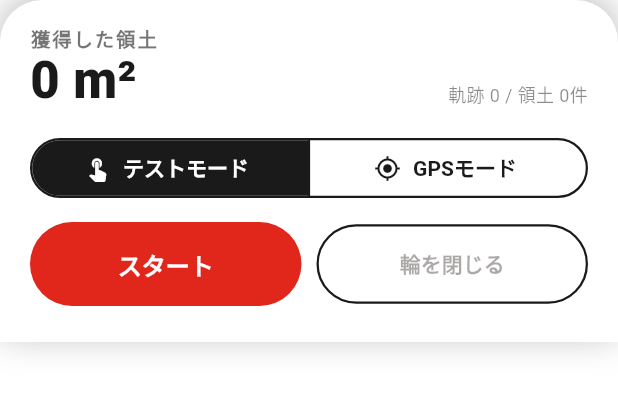
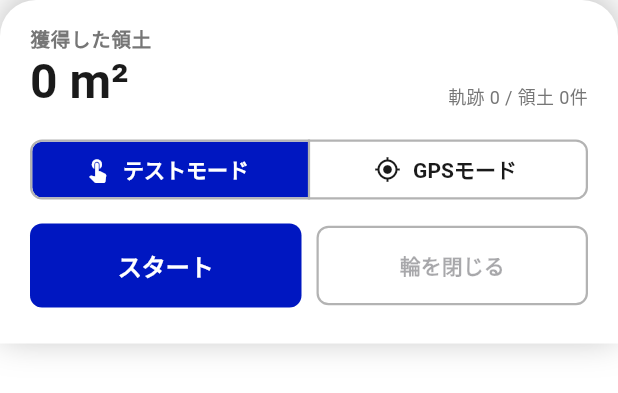
Before and after one commit to Haru1113-cloud/territory-walk, a Flutter app: the ControlPanel widget shown alone on an empty page, opened directly, on a phone screen of 412 x 824 dp. Shown: the top 393 px of the screen. Run offline on Flutter 3.47's test engine with Material 3 defaults, Android fonts, the phone set to English and light mode, and no system bars; our stand-ins replace flutter_map, geolocator, latlong2, shared_preferences; accounts and stored records are empty.

Commit message:
UIをデジタル庁デザインシステムのトークンに合わせて刷新
@digital-go-jp/tailwind-theme-plugin(v1.0.1)の公式カラー・角丸トークンを採用。
軌跡=プライマリブルー、領土=成功グリーンとして意味づけを整理し、
ボタン形状もピル型から角丸長方形(radius-8)に統一した。

```diff
--- a/lib/main.dart
+++ b/lib/main.dart
@@ -23,8 +23,9 @@ class TerritoryWalkApp extends StatelessWidget {
         title: 'テリトリー散歩',
         theme: ThemeData(
           useMaterial3: true,
-          colorSchemeSeed: AppColors.accent,
+          colorSchemeSeed: AppColors.primary,
           scaffoldBackgroundColor: Colors.white,
+          focusColor: AppColors.focus,
           textTheme: ThemeData.light().textTheme.apply(
                 bodyColor: AppColors.ink,
                 displayColor: AppColors.ink,
--- a/lib/widgets/app_style.dart
+++ b/lib/widgets/app_style.dart
@@ -1,25 +1,41 @@
 // このファイルの役割:
 // アプリ全体で使う配色・共通スタイル値を1箇所にまとめる。
-// 「白ベース+ビビッドな差し色」のポップなトーンにする狙いは
-// territory-rendering skillを参照。
+// 色・角丸の値は「デジタル庁デザインシステム」の公式トークンパッケージ
+// (@digital-go-jp/tailwind-theme-plugin v1.0.1)から採ったもの。
+// 採用理由・トークン名の対応はterritory-rendering skillを参照。
 
 import 'package:flutter/material.dart';
 
 class AppColors {
   AppColors._();
 
-  /// 差し色(記録中の軌跡・スタートボタンなど、最も目立たせたい要素)。
-  static const accent = Color(0xFFE1261C);
+  /// プライマリ(スタートボタンなど主要な操作)。DADSトークン: key/blue-900。
+  static const primary = Color(0xFF0017C1);
 
-  /// 確定済み領土の塗り(白い地図の上でよく映るビビッドなライム)。
-  static const territoryFill = Color(0xFFD4FF3D);
+  /// フォーカスリングなど、プライマリより明るい強調色。DADSトークン: focus-blue。
+  static const focus = Color(0xFF0877D7);
 
-  /// 確定済み領土の輪郭(塗りとのコントラストを出す濃色)。
-  static const territoryBorder = Color(0xFF1A1A1A);
+  /// 確定済み領土の塗り。「成功」を表す色を流用する。DADSトークン: success-1。
+  static const territoryFill = Color(0xFF259D63);
 
-  /// 本文テキスト・見出し。
+  /// 確定済み領土の輪郭(塗りより濃い成功色)。DADSトークン: success-2。
+  static const territoryBorder = Color(0xFF197A4B);
+
+  /// 本文テキスト・見出し。DADSトークン: solid-gray-900。
   static const ink = Color(0xFF1A1A1A);
+
+  /// 補助テキスト(白背景でコントラスト比4.5:1を確保)。DADSトークン: solid-gray-536。
+  static const inkMuted = Color(0xFF767676);
+
+  /// 枠線・区切り線。DADSトークン: solid-gray-300。
+  static const border = Color(0xFFB3B3B3);
 
   /// パネルの背景。
   static const panelBackground = Colors.white;
+
+  /// ボタン・カードの角丸。DADSトークン: radius-8。
+  static const radiusSmall = 8.0;
+
+  /// ボトムシートなど大きめのコンテナの角丸。DADSトークン: radius-24。
+  static const radiusLarge = 24.0;
 }
--- a/lib/widgets/control_panel.dart
+++ b/lib/widgets/control_panel.dart
@@ -20,7 +20,9 @@ class ControlPanel extends StatelessWidget {
     return Container(
       decoration: const BoxDecoration(
         color: AppColors.panelBackground,
-        borderRadius: BorderRadius.vertical(top: Radius.circular(28)),
+        borderRadius: BorderRadius.vertical(
+          top: Radius.circular(AppColors.radiusLarge),
+        ),
         boxShadow: [
           BoxShadow(color: Colors.black26, blurRadius: 20, offset: Offset(0, -4)),
         ],
@@ -39,9 +41,12 @@ class ControlPanel extends StatelessWidget {
               Expanded(
                 child: FilledButton(
                   style: FilledButton.styleFrom(
-                    backgroundColor: AppColors.accent,
+                    backgroundColor: AppColors.primary,
                     foregroundColor: Colors.white,
-                    shape: const StadiumBorder(),
+                    shape: RoundedRectangleBorder(
+                      borderRadius:
+                          BorderRadius.circular(AppColors.radiusSmall),
+                    ),
                     padding: const EdgeInsets.symmetric(vertical: 16),
                     textStyle:
                         const TextStyle(fontWeight: FontWeight.w700, fontSize: 16),
@@ -56,8 +61,11 @@ class ControlPanel extends StatelessWidget {
                 child: OutlinedButton(
                   style: OutlinedButton.styleFrom(
                     foregroundColor: AppColors.ink,
-                    side: const BorderSide(color: AppColors.ink, width: 1.5),
-                    shape: const StadiumBorder(),
+                    side: const BorderSide(color: AppColors.border, width: 1.5),
+                    shape: RoundedRectangleBorder(
+                      borderRadius:
+                          BorderRadius.circular(AppColors.radiusSmall),
+                    ),
                     padding: const EdgeInsets.symmetric(vertical: 16),
                     textStyle:
                         const TextStyle(fontWeight: FontWeight.w700, fontSize: 14),
@@ -93,19 +101,20 @@ class _AreaHero extends StatelessWidget {
               const Text(
                 '獲得した領土',
                 style: TextStyle(
-                  color: Colors.black54,
-                  fontWeight: FontWeight.w600,
+                  color: AppColors.inkMuted,
+                  fontWeight: FontWeight.w700,
                   fontSize: 13,
-                  letterSpacing: 1.2,
+                  letterSpacing: 0.5,
                 ),
               ),
               Text(
                 _formatArea(controller.totalAreaSquareMeters),
                 style: const TextStyle(
                   color: AppColors.ink,
-                  fontWeight: FontWeight.w900,
-                  fontSize: 34,
-                  height: 1.1,
+                  fontWeight: FontWeight.w700,
+                  fontSize: 32,
+                  letterSpacing: 0.01,
+                  height: 1.2,
                 ),
               ),
             ],
@@ -113,7 +122,7 @@ class _AreaHero extends StatelessWidget {
         ),
         Text(
           '軌跡 ${controller.trail.length} / 領土 ${controller.territories.length}件',
-          style: const TextStyle(color: Colors.black45, fontSize: 12),
+          style: const TextStyle(color: AppColors.inkMuted, fontSize: 12),
         ),
       ],
     );
--- a/lib/widgets/mode_toggle.dart
+++ b/lib/widgets/mode_toggle.dart
@@ -16,11 +16,13 @@ class ModeToggle extends StatelessWidget {
 
     return SegmentedButton<TrackingMode>(
       style: SegmentedButton.styleFrom(
-        shape: const StadiumBorder(),
-        selectedBackgroundColor: AppColors.ink,
+        shape: RoundedRectangleBorder(
+          borderRadius: BorderRadius.circular(AppColors.radiusSmall),
+        ),
+        selectedBackgroundColor: AppColors.primary,
         selectedForegroundColor: Colors.white,
         foregroundColor: AppColors.ink,
-        side: const BorderSide(color: AppColors.ink, width: 1.5),
+        side: const BorderSide(color: AppColors.border, width: 1.5),
         textStyle: const TextStyle(fontWeight: FontWeight.w700),
       ),
       showSelectedIcon: false,
--- a/lib/widgets/territory_map.dart
+++ b/lib/widgets/territory_map.dart
@@ -52,7 +52,7 @@ class TerritoryMap extends StatelessWidget {
       point: latlng.LatLng(current.lat, current.lng),
       width: 32,
       height: 32,
-      child: const Icon(Icons.my_location, color: AppColors.accent),
+      child: const Icon(Icons.my_location, color: AppColors.primary),
     );
   }
 
@@ -75,7 +75,7 @@ class TerritoryMap extends StatelessWidget {
     return Polyline(
       points:
           controller.trail.map((p) => latlng.LatLng(p.lat, p.lng)).toList(),
-      color: AppColors.accent,
+      color: AppColors.primary,
       strokeWidth: 6,
       strokeCap: StrokeCap.round,
       strokeJoin: StrokeJoin.round,
```
Also changed, not shown: 1 other file.
